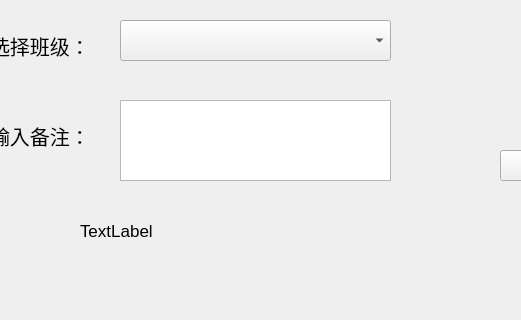
First picture: the form in UI/AddInformation.ui, repository ZxxWs/CppClassDesign, before the edit; both pictures show x 90 to 611 and y 280 to 600 of the 800 by 600 pixel window.
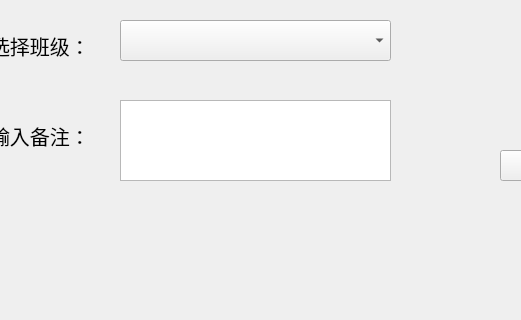
Second picture: the form after the edit.

What changed in the file:
```diff
--- a/UI/AddInformation.ui
+++ b/UI/AddInformation.ui
@@ -230,19 +230,6 @@
      <string>输入</string>
     </property>
    </widget>
-   <widget class="QLabel" name="label">
-    <property name="geometry">
-     <rect>
-      <x>170</x>
-      <y>500</y>
-      <width>361</width>
-      <height>21</height>
-     </rect>
-    </property>
-    <property name="text">
-     <string>TextLabel</string>
-    </property>
-   </widget>
   </widget>
   <widget class="QMenuBar" name="menubar">
    <property name="geometry">
```
